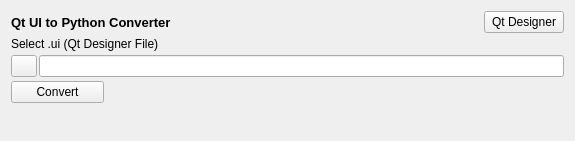
rkyleg/scope, file plugins/qt2py/qt2py.ui: the form before one commit.
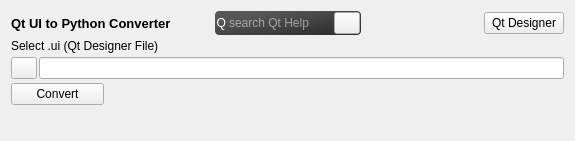
The form after the commit. Icons and pictures are not drawn.

Commit message: afide - fixed load bug for new installs qt2py - new qt help search (focused with ctrl + q)

What changed in the file:
```diff
--- a/plugins/qt2py/qt2py.ui
+++ b/plugins/qt2py/qt2py.ui
@@ -20,19 +20,6 @@
    <property name="verticalSpacing">
     <number>4</number>
    </property>
-   <item row="5" column="0" colspan="4">
-    <spacer name="verticalSpacer_2">
-     <property name="orientation">
-      <enum>Qt::Vertical</enum>
-     </property>
-     <property name="sizeHint" stdset="0">
-      <size>
-       <width>196</width>
-       <height>8</height>
-      </size>
-     </property>
-    </spacer>
-   </item>
    <item row="0" column="0" colspan="3">
     <widget class="QLabel" name="label">
      <property name="sizePolicy">
@@ -53,7 +40,7 @@
      </property>
     </widget>
    </item>
-   <item row="0" column="5">
+   <item row="0" column="7">
     <widget class="QPushButton" name="b_qt_designer">
      <property name="text">
       <string>Qt Designer</string>
@@ -67,19 +54,6 @@
      </property>
     </widget>
    </item>
-   <item row="0" column="4">
-    <spacer name="horizontalSpacer">
-     <property name="orientation">
-      <enum>Qt::Horizontal</enum>
-     </property>
-     <property name="sizeHint" stdset="0">
-      <size>
-       <width>40</width>
-       <height>20</height>
-      </size>
-     </property>
-    </spacer>
-   </item>
    <item row="2" column="0">
     <widget class="QPushButton" name="b_open">
      <property name="maximumSize">
@@ -97,7 +71,7 @@
      </property>
     </widget>
    </item>
-   <item row="2" column="1" colspan="5">
+   <item row="2" column="1" colspan="7">
     <widget class="QLineEdit" name="le_path"/>
    </item>
    <item row="1" column="0" colspan="5">
@@ -107,13 +81,120 @@
      </property>
     </widget>
    </item>
-   <item row="4" column="2" colspan="4">
+   <item row="4" column="2" colspan="6">
     <widget class="QLabel" name="l_result">
      <property name="text">
       <string/>
      </property>
     </widget>
    </item>
+   <item row="0" column="3" colspan="2">
+    <spacer name="horizontalSpacer">
+     <property name="orientation">
+      <enum>Qt::Horizontal</enum>
+     </property>
+     <property name="sizeHint" stdset="0">
+      <size>
+       <width>40</width>
+       <height>20</height>
+      </size>
+     </property>
+    </spacer>
+   </item>
+   <item row="0" column="6">
+    <spacer name="horizontalSpacer_2">
+     <property name="orientation">
+      <enum>Qt::Horizontal</enum>
+     </property>
+     <property name="sizeHint" stdset="0">
+      <size>
+       <width>40</width>
+       <height>20</height>
+      </size>
+     </property>
+    </spacer>
+   </item>
+   <item row="5" column="0" colspan="5">
+    <spacer name="verticalSpacer_2">
+     <property name="orientation">
+      <enum>Qt::Vertical</enum>
+     </property>
+     <property name="sizeHint" stdset="0">
+      <size>
+       <width>196</width>
+       <height>8</height>
+      </size>
+     </property>
+    </spacer>
+   </item>
+   <item row="0" column="5">
+    <widget class="QFrame" name="frame">
+     <property name="styleSheet">
+      <string notr="true">QFrame#frame {
+	background-color: qlineargradient(spread:pad, x1:0.826, y1:0.869, x2:0.169, y2:0.267045, stop:0 rgba(48, 48, 48, 255), stop:1 rgba(86, 86, 86, 255));
+border-radius:4px;
+}</string>
+     </property>
+     <property name="frameShape">
+      <enum>QFrame::NoFrame</enum>
+     </property>
+     <property name="frameShadow">
+      <enum>QFrame::Raised</enum>
+     </property>
+     <layout class="QGridLayout" name="gridLayout_2">
+      <property name="margin">
+       <number>1</number>
+      </property>
+      <property name="spacing">
+       <number>1</number>
+      </property>
+      <item row="0" column="1">
+       <widget class="QLineEdit" name="le_help">
+        <property name="styleSheet">
+         <string notr="true">QLineEdit {
+background:transparent;
+color:white;
+border:0px;
+}</string>
+        </property>
+        <property name="placeholderText">
+         <string>search Qt Help</string>
+        </property>
+       </widget>
+      </item>
+      <item row="0" column="2">
+       <widget class="QPushButton" name="b_help">
+        <property name="maximumSize">
+         <size>
+          <width>26</width>
+          <height>16777215</height>
+         </size>
+        </property>
+        <property name="text">
+         <string/>
+        </property>
+        <property name="icon">
+         <iconset>
+          <normaloff>../../img/search.png</normaloff>../../img/search.png</iconset>
+        </property>
+       </widget>
+      </item>
+      <item row="0" column="0">
+       <widget class="QLabel" name="label_3">
+        <property name="styleSheet">
+         <string notr="true">color:white;</string>
+        </property>
+        <property name="text">
+         <string>Q</string>
+        </property>
+        <property name="alignment">
+         <set>Qt::AlignRight|Qt::AlignTrailing|Qt::AlignVCenter</set>
+        </property>
+       </widget>
+      </item>
+     </layout>
+    </widget>
+   </item>
   </layout>
  </widget>
  <resources/>
```
Left out of the diff: 19 changed lines with no effect on the pictures. The commit also changes 9 other files.
